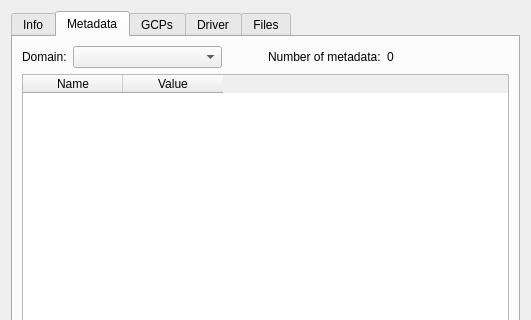
The window that gsdview/gdalbackend/ui/datasetdialog.ui (avalentino/gsdview) describes before a commit, drawn with Qt 5; both pictures show x 0 to 531 and y 0 to 320 of the 531 by 568 pixel window.
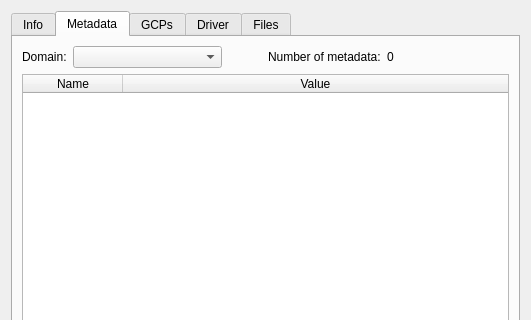
The same window after the commit. The open tabs and pages were chosen to show the change.

Commit message: Impemented generalized context menus for selection and copying from itemviews in GDAL info dialogs. Acouple of helper functions added.

The edit to the form file:
```diff
--- a/gsdview/gdalbackend/ui/datasetdialog.ui
+++ b/gsdview/gdalbackend/ui/datasetdialog.ui
@@ -674,6 +674,12 @@
          <property name="columnCount">
           <number>2</number>
          </property>
+         <attribute name="horizontalHeaderStretchLastSection">
+          <bool>true</bool>
+         </attribute>
+         <attribute name="horizontalHeaderStretchLastSection">
+          <bool>true</bool>
+         </attribute>
          <column>
           <property name="text">
            <string>Name</string>
```
Left out of the diff: 28 changed lines with no effect on the pictures. The commit also changes 3 other files.
